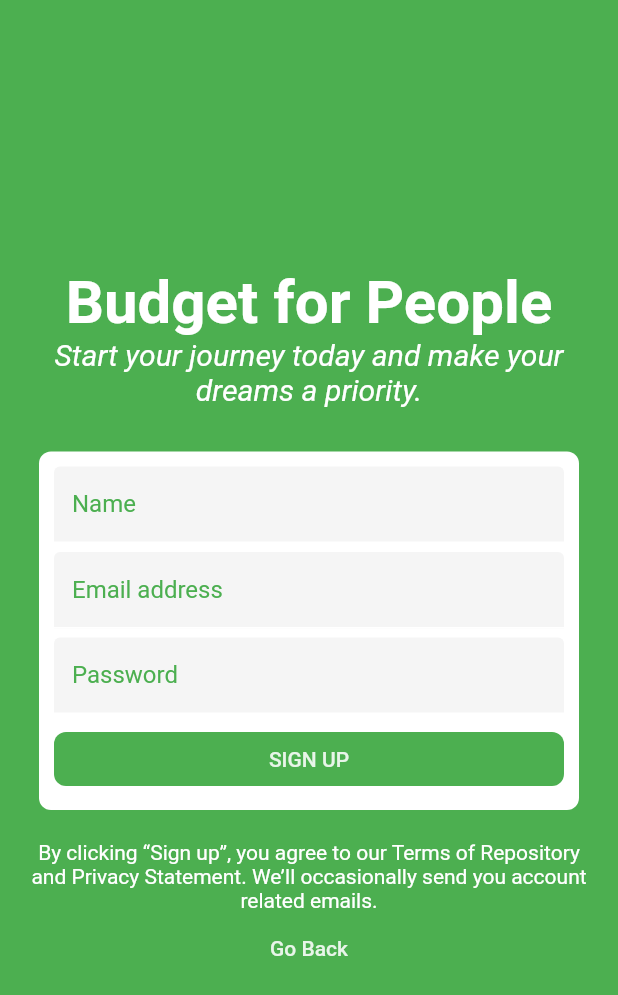
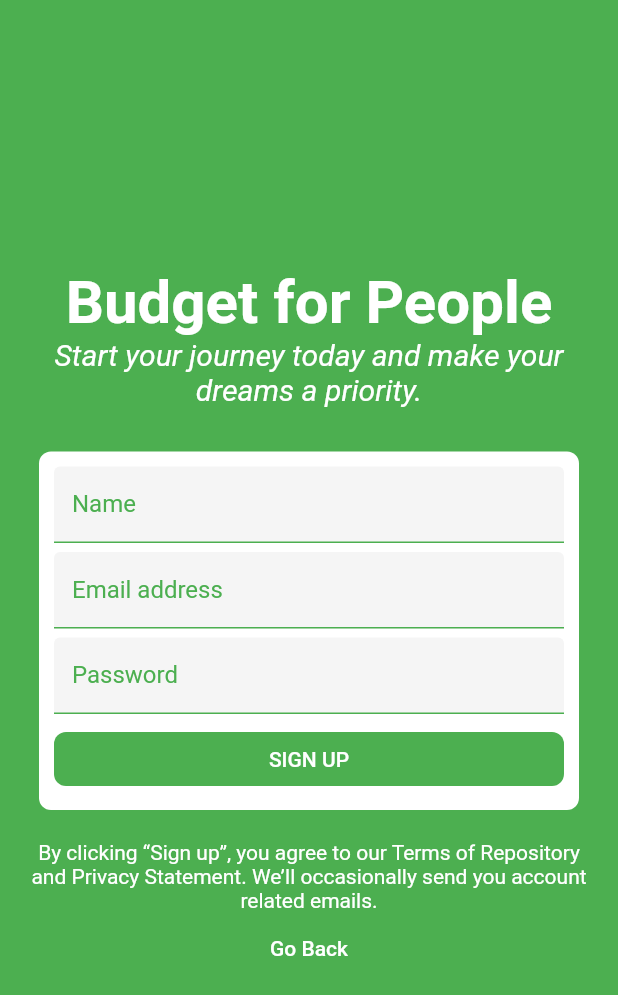
Before and after one commit to lerenn/envely-app, a Flutter app: the SignUpPage screen opened directly, on a phone screen of 412 x 824 dp. Shown: the top 995 px of the screen. Run offline on Flutter 3.47's test engine with Material 2 defaults, Android fonts, the phone set to English and light mode, and no system bars; our stand-ins replace bloc, cloud_firestore, equatable, firebase_auth, flutter_bloc, flutter_screenutil; accounts and stored records are empty; statements that could not run were skipped.

Commit message:
ui/colors: correct colors

```diff
--- a/lib/main.dart
+++ b/lib/main.dart
@@ -39,7 +39,6 @@ class Envely extends StatelessWidget {
       title: 'Envely',
       theme: ThemeData(
         primarySwatch: Colors.green,
-        hintColor: Colors.white,
       ),
       home: landingPage(context),
     );
--- a/lib/ui/common/loading.dart
+++ b/lib/ui/common/loading.dart
@@ -8,8 +8,8 @@ class Loading extends StatelessWidget {
   @override
   Widget build(BuildContext context) {
     var color = reversedColor
-        ? Theme.of(context).primaryColor
-        : Theme.of(context).secondaryHeaderColor;
+        ? Theme.of(context).backgroundColor
+        : Theme.of(context).colorScheme.onBackground;
 
     return Center(
         child: CircularProgressIndicator(
--- a/lib/ui/home/accounts/add/page.dart
+++ b/lib/ui/home/accounts/add/page.dart
@@ -95,8 +95,8 @@ class _AddAccountFormState extends State<_AddAccountForm> {
     }
 
     return RaisedButton(
-      color: Theme.of(context).hintColor,
-      textColor: Theme.of(context).primaryColor,
+      color: Theme.of(context).primaryColor,
+      textColor: Theme.of(context).colorScheme.onPrimary,
       shape: new RoundedRectangleBorder(
           borderRadius: new BorderRadius.circular(8.0)),
       child: Text('Add account'),
--- a/lib/ui/home/accounts/common/name_field.dart
+++ b/lib/ui/home/accounts/common/name_field.dart
@@ -11,12 +11,8 @@ class AccountNameField extends StatelessWidget {
     return TextFormField(
       decoration: InputDecoration(
         labelText: 'Account name',
-        labelStyle: TextStyle(color: Theme.of(context).primaryColor),
         filled: true,
         isDense: true,
-      ),
-      style: TextStyle(
-        color: Theme.of(context).primaryColor,
       ),
       controller: controller,
       keyboardType: TextInputType.name,
--- a/lib/ui/home/accounts/common/type_field.dart
+++ b/lib/ui/home/accounts/common/type_field.dart
@@ -49,7 +49,6 @@ class _AccountTypeFieldState extends State<AccountTypeField> {
           },
           underline: Container(
             height: 0,
-            color: Theme.of(context).primaryColor,
           ),
         ));
   }
--- a/lib/ui/home/accounts/edit/page.dart
+++ b/lib/ui/home/accounts/edit/page.dart
@@ -120,8 +120,8 @@ class _EditAccountFormState extends State<_EditAccountForm> {
     }
 
     return RaisedButton(
-      color: Theme.of(context).secondaryHeaderColor,
-      textColor: Theme.of(context).primaryColor,
+      color: Theme.of(context).primaryColor,
+      textColor: Theme.of(context).colorScheme.onPrimary,
       shape: new RoundedRectangleBorder(
           borderRadius: new BorderRadius.circular(8.0)),
       child: Text('Update account'),
@@ -143,7 +143,7 @@ class _EditAccountFormState extends State<_EditAccountForm> {
 
     return RaisedButton(
       color: Theme.of(context).errorColor,
-      textColor: Theme.of(context).secondaryHeaderColor,
+      textColor: Theme.of(context).colorScheme.onPrimary,
       shape: new RoundedRectangleBorder(
           borderRadius: new BorderRadius.circular(8.0)),
       child: Text('Delete account'),
--- a/lib/ui/home/accounts/tab.dart
+++ b/lib/ui/home/accounts/tab.dart
@@ -120,10 +120,10 @@ class _AccountsLoadFailure extends StatelessWidget {
         RichText(
             text: TextSpan(
                 text: message,
-                style: TextStyle(color: Theme.of(context).hintColor))),
+                style: TextStyle(color: Theme.of(context).primaryColor))),
         FlatButton(
             color: Colors.white,
-            textColor: Theme.of(context).secondaryHeaderColor,
+            textColor: Theme.of(context).colorScheme.onPrimary,
             child: Text('Retry'),
             onPressed: () {
               BlocProvider.of<AuthenticationBloc>(context).add(AppLoaded());
--- a/lib/ui/home/budget/dropdown_menu.dart
+++ b/lib/ui/home/budget/dropdown_menu.dart
@@ -16,11 +16,12 @@ class _BudgetDropdownMenuState extends State<BudgetDropdownMenu> {
       dropdownColor: Theme.of(context).primaryColor,
       value: widget.controller.budgetName,
       icon: Icon(Icons.layers),
-      iconEnabledColor: Theme.of(context).hintColor,
+      iconEnabledColor: Theme.of(context).colorScheme.onSecondary,
       items: ['Personal', 'Business', 'Couple'].map((String value) {
         return DropdownMenuItem<String>(value: value, child: Text(value + " "));
       }).toList(),
-      style: TextStyle(fontSize: 20, color: Theme.of(context).hintColor),
+      style: TextStyle(
+          fontSize: 20, color: Theme.of(context).colorScheme.onSecondary),
       onChanged: (String newValue) {
         setState(() {
           widget.controller.budgetName = newValue;
--- a/lib/ui/home/page.dart
+++ b/lib/ui/home/page.dart
@@ -77,7 +77,7 @@ class _HomePageState extends State<HomePage>
               labelStyle: TextStyle(fontSize: 12.0),
               labelPadding: EdgeInsets.symmetric(horizontal: 0.0),
               controller: _tabController,
-              indicatorColor: Theme.of(context).secondaryHeaderColor,
+              indicatorColor: Theme.of(context).colorScheme.onPrimary,
               tabs: _buildTabs(context))),
       body: TabBarView(
         controller: _tabController,
--- a/lib/ui/sign_up/page.dart
+++ b/lib/ui/sign_up/page.dart
@@ -53,7 +53,7 @@ class _GoBackButton extends StatelessWidget {
       onPressed: () {
         Navigator.pop(context);
       },
-      textColor: Theme.of(context).secondaryHeaderColor,
+      textColor: Theme.of(context).colorScheme.onPrimary,
       child: Text(
         "Go Back",
       ),
@@ -77,7 +77,7 @@ class _Explainations extends StatelessWidget {
                       style: TextStyle(
                           fontWeight: FontWeight.bold,
                           fontSize: 40,
-                          color: Theme.of(context).hintColor),
+                          color: Theme.of(context).colorScheme.onPrimary),
                     ),
                   ),
                   RichText(
@@ -86,7 +86,7 @@ class _Explainations extends StatelessWidget {
                       text:
                           'Start your journey today and make your dreams a priority.',
                       style: TextStyle(
-                        color: Theme.of(context).hintColor,
+                        color: Theme.of(context).colorScheme.onPrimary,
                         fontStyle: FontStyle.italic,
                         fontSize: 20,
                       ),
@@ -133,7 +133,7 @@ class _SignUpFormState extends State<_SignUpForm> {
               child: Column(children: <Widget>[
             Container(
                 decoration: new BoxDecoration(
-                    color: Colors.white,
+                    color: Theme.of(context).colorScheme.onPrimary,
                     borderRadius: new BorderRadius.circular(8.0)),
                 margin:
                     new EdgeInsets.symmetric(vertical: 20.0, horizontal: 10.0),
@@ -157,7 +157,7 @@ class _SignUpFormState extends State<_SignUpForm> {
         child: RichText(
       textAlign: TextAlign.center,
       text: TextSpan(
-          style: TextStyle(color: Theme.of(context).hintColor),
+          style: TextStyle(color: Theme.of(context).colorScheme.onPrimary),
           text:
               'By clicking “Sign up”, you agree to our Terms of Repository and Privacy Statement. We’ll occasionally send you account related emails.'),
     ));
@@ -177,6 +177,9 @@ class _SignUpFormState extends State<_SignUpForm> {
         labelStyle: TextStyle(color: Theme.of(context).primaryColor),
         filled: true,
         isDense: true,
+        enabledBorder: UnderlineInputBorder(
+          borderSide: BorderSide(color: Theme.of(context).primaryColor),
+        ),
       ),
       style: TextStyle(
         color: Theme.of(context).primaryColor,
@@ -199,6 +202,9 @@ class _SignUpFormState extends State<_SignUpForm> {
         labelStyle: TextStyle(color: Theme.of(context).primaryColor),
         filled: true,
         isDense: true,
+        enabledBorder: UnderlineInputBorder(
+          borderSide: BorderSide(color: Theme.of(context).primaryColor),
+        ),
       ),
       style: TextStyle(
         color: Theme.of(context).primaryColor,
@@ -221,6 +227,9 @@ class _SignUpFormState extends State<_SignUpForm> {
         labelStyle: TextStyle(color: Theme.of(context).primaryColor),
         filled: true,
         isDense: true,
+        enabledBorder: UnderlineInputBorder(
+          borderSide: BorderSide(color: Theme.of(context).primaryColor),
+        ),
       ),
       obscureText: true,
       style: TextStyle(
@@ -251,7 +260,7 @@ class _SignUpFormState extends State<_SignUpForm> {
 
     return FlatButton(
       color: Theme.of(context).primaryColor,
-      textColor: Theme.of(context).secondaryHeaderColor,
+      textColor: Theme.of(context).colorScheme.onPrimary,
       shape: new RoundedRectangleBorder(
           borderRadius: new BorderRadius.circular(8.0)),
       child: Text('SIGN UP'),
```
Also changed, not shown: lib/ui/home/budget/app_bar.dart (+7 -4 lines), lib/ui/login/page.dart (+16 -7 lines).
